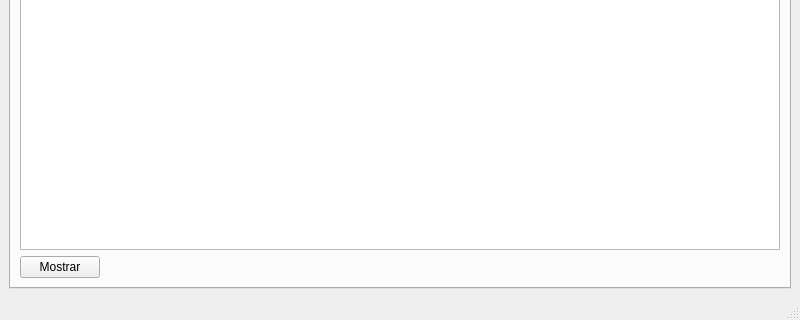
Before: the Qt Designer form prueba01/menuinvestigador.ui in khr1s25/ProyectoThelma, drawn with Qt 5; both pictures show x 0 to 800 and y 280 to 600 of the 800 by 600 pixel window.
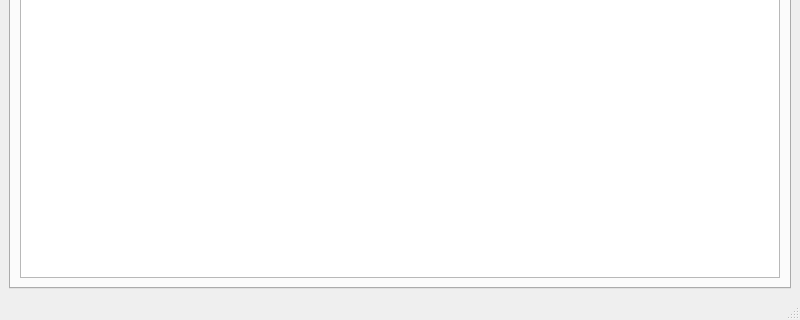
After: the same form once the commit is applied.

The edit to the form file:
```diff
--- a/prueba01/menuinvestigador.ui
+++ b/prueba01/menuinvestigador.ui
@@ -179,19 +179,6 @@
         <string>Mostrar</string>
        </attribute>
        <layout class="QGridLayout" name="gridLayout_6">
-        <item row="2" column="0">
-         <widget class="QPushButton" name="mostrar">
-          <property name="maximumSize">
-           <size>
-            <width>80</width>
-            <height>16777215</height>
-           </size>
-          </property>
-          <property name="text">
-           <string>Mostrar</string>
-          </property>
-         </widget>
-        </item>
         <item row="1" column="0">
          <widget class="QTableView" name="mostrarTable"/>
         </item>
```
Left out of the diff: 1 changed line with no effect on the pictures.
